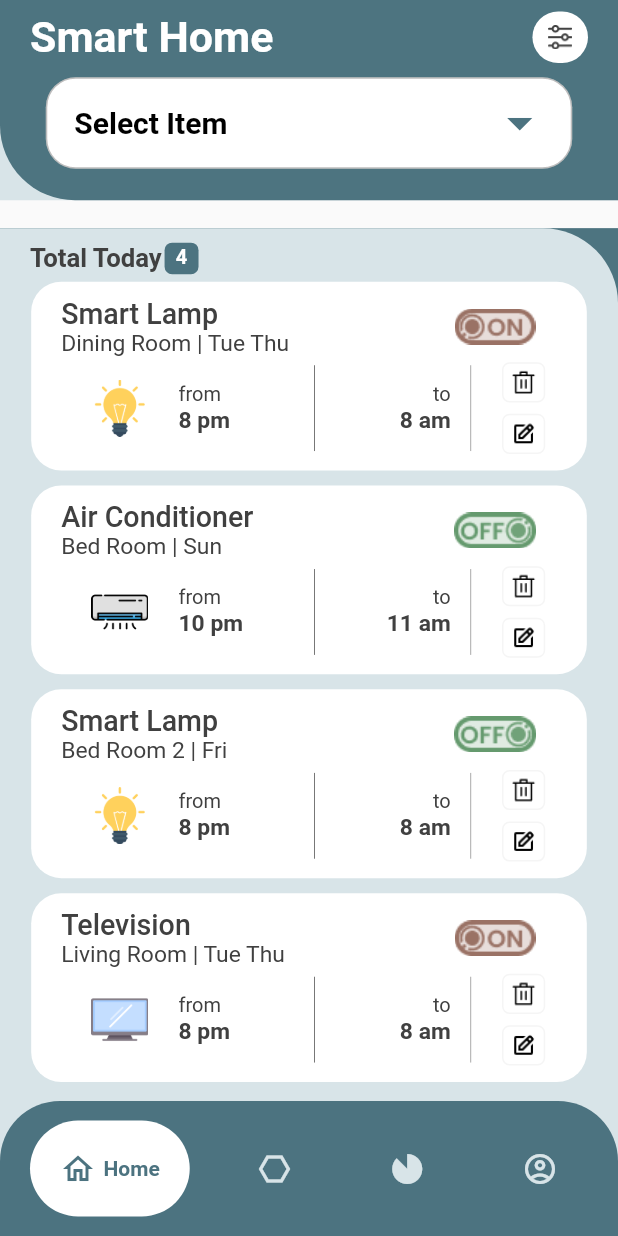
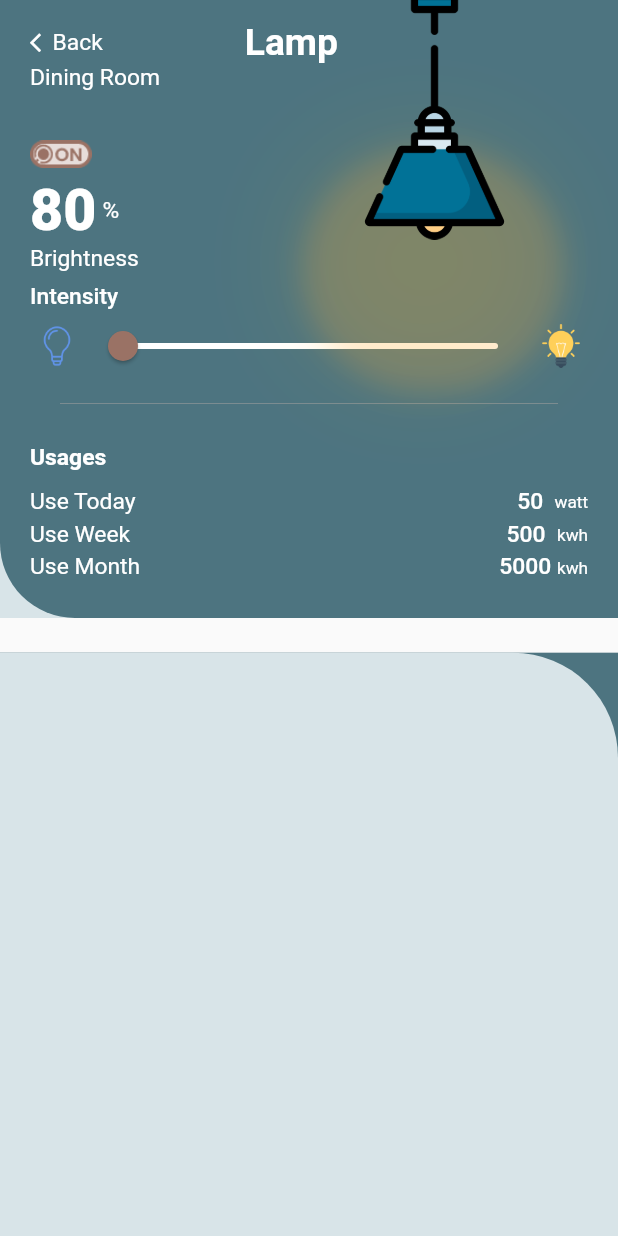
Before and after one commit to aasaif/SMART-HOME, a Flutter app: the screen it shows after launch, on a phone screen of 412 x 824 dp. Run offline on Flutter 3.47's test engine with Material 2 defaults, Android fonts, the phone set to English and light mode, and no system bars; drawn by our look-alikes of dropdown_button2, google_nav_bar; our stand-ins replace fl_chart, flutter_screenutil.

Commit message:
new page uploaded

```diff
--- a/lib/main.dart
+++ b/lib/main.dart
@@ -1,8 +1,10 @@
 import 'package:flutter/material.dart';
 import 'package:flutter_screenutil/flutter_screenutil.dart';
+import 'package:smart_home_applications/pages/diningroom_page.dart';
 import 'package:smart_home_applications/pages/home_page.dart';
 import 'package:smart_home_applications/pages/powerusage_page.dart';
 import 'package:smart_home_applications/pages/smarthome_page.dart';
+import 'package:smart_home_applications/utils/diningroom_container2.dart';
 import 'package:smart_home_applications/utils/dropdown_button.dart';
 import 'package:smart_home_applications/utils/google_bottom_navbar.dart';
 
@@ -27,8 +29,10 @@ class MyApp extends StatelessWidget {
             theme: ThemeData(
               primarySwatch: Colors.blue,
             ),
-              home: const SmartHomePage()
-              //const MyHomePage()
+            home: //const DiningroomContainer2()
+                const DiningRoomPage(),
+            //const SmartHomePage(),
+            //const MyHomePage(),
             //const GoogleNavBar(),
             //const FiChartPage(),
             //const UsagePage(),
--- a/lib/pages/diningroom_page.dart
+++ b/lib/pages/diningroom_page.dart
@@ -1,39 +1,83 @@
 import 'package:flutter/material.dart';
 import 'package:flutter_screenutil/flutter_screenutil.dart';
+import 'package:smart_home_applications/storage/color_storage.dart';
+import 'package:smart_home_applications/utils/diningroom_container1.dart';
 
-class DiningRoom extends StatelessWidget {
-  const DiningRoom({super.key});
+class DiningRoomPage extends StatelessWidget {
+  const DiningRoomPage({super.key});
 
   @override
   Widget build(BuildContext context) {
-    return Scaffold(
+    return SafeArea(
+      child: Scaffold(
         body: Container(
           width: MediaQuery.of(context).size.width,
           height: MediaQuery.of(context).size.height,
           child: Stack(
             children: [
               Container(
-              //width: MediaQuery.of(context).size.width,
-              height: /*MediaQuery.of(context).size.height / 2.2*/ 500.h,
+                height: 1080.h,
                 decoration: BoxDecoration(
-                color: Colors.white,
+                  color: surface2,
                 ),
               ),
               Container(
-              //width: MediaQuery.of(context).size.width,
-              height: /*MediaQuery.of(context).size.height / 2.2*/ 500.h,
+                height: 1080.h,
                 decoration: BoxDecoration(
                   color: Color(0xFF4D7480),
                   borderRadius: BorderRadius.only(
-                  bottomLeft: Radius.circular(70),
+                    bottomLeft: Radius.circular(50),
                   ),
+                ),
+                child: Stack(
+                  children: [
+                    DiningroomContainer1(),
+                    Positioned(
+                      top: 100,
+                      right: 45,
+                      child: Container(
+                        height: 400.h,
+                        width: 400.w,
+                        decoration: BoxDecoration(
+                          //color: Colors.amberAccent.withOpacity(0.15),
+                          borderRadius: BorderRadius.all(Radius.circular(100)),
+                          boxShadow: [
+                            BoxShadow(
+                              color: Colors.orangeAccent.withOpacity(.2),
+                              offset: Offset(4.0, 4.0),
+                              blurRadius: 15.0,
+                              spreadRadius: 5,
+                            ),
+                            BoxShadow(
+                              color: Colors.amber.withOpacity(0.1),
+                              offset: Offset(-2.0, -2.0),
+                              blurRadius: 55.0,
+                              spreadRadius: 5,
+                            ),
+                          ],
+                        ),
+                      ),
+                    ),
+                    Positioned(
+                      top: -18,
+                      right: 40,
+                      child: Container(
+                        height: 500.h,
+                        width: 400.w,
+                        //color: Colors.red,
+                        child: Image.asset(
+                          "images/hanging-lamp.png",
+                          height: 100.h,
+                        ),
+                      ),
+                    )
+                  ],
                 ),
               ),
               Align(
                 alignment: Alignment.bottomCenter,
                 child: Container(
-                //width: MediaQuery.of(context).size.width,
-                height: /*MediaQuery.of(context).size.height / 1.8*/ 1660.4.h,
+                  height: 1019.4.h,
                   decoration: BoxDecoration(
                     color: Color(0xFF4D7480),
                   ),
@@ -42,10 +86,9 @@ class DiningRoom extends StatelessWidget {
               Align(
                 alignment: Alignment.bottomCenter,
                 child: Container(
-                //width: MediaQuery.of(context).size.width,
-                height: /*MediaQuery.of(context).size.height / 1.8*/ 1661.h,
+                  height: 1019.4.h,
                   decoration: BoxDecoration(
-                  color: Colors.white,
+                    color: surface2,
                     borderRadius: BorderRadius.only(
                       topRight: Radius.circular(70),
                     ),
@@ -55,6 +98,7 @@ class DiningRoom extends StatelessWidget {
             ],
           ),
         ),
+      ),
     );
   }
 }
--- /dev/null
+++ b/lib/utils/diningroom_container1.dart
@@ -0,0 +1,266 @@
+import 'package:flutter/material.dart';
+import 'package:flutter_screenutil/flutter_screenutil.dart';
+import 'package:smart_home_applications/storage/color_storage.dart';
+import 'package:smart_home_applications/utils/slider.dart';
+
+class DiningroomContainer1 extends StatelessWidget {
+  const DiningroomContainer1({super.key});
+
+  @override
+  Widget build(BuildContext context) {
+    return Container(
+      //color: Colors.amber,
+      child: Padding(
+        padding: const EdgeInsets.only(left: 20.0, right: 20.0, top: 10.0, bottom: 10.0),
+        child: Column(
+          crossAxisAlignment: CrossAxisAlignment.start,
+          children: [
+            //TEXT BACK LAMP ---------
+            SizedBox(height: 10.h),
+            Row(
+              children: [
+                Row(
+                  children: [
+                    Icon(
+                      Icons.arrow_back_ios,
+                      color: white,
+                      size: 15,
+                    ),
+                    Text(
+                      "Back",
+                      style: TextStyle(
+                        fontSize: 40.sp,
+                        color: white,
+                        fontWeight: FontWeight.w400,
+                      ),
+                    ),
+                  ],
+                ),
+                SizedBox(width: 230.w),
+                Text(
+                  "Lamp",
+                  style: TextStyle(
+                    fontSize: 65.sp,
+                    color: white,
+                    fontWeight: FontWeight.w700,
+                  ),
+                ),
+              ],
+            ),
+
+            //TEXT DINING ROOM---------
+            Text(
+              "Dining Room",
+              style: TextStyle(
+                fontSize: 40.sp,
+                color: white,
+                fontWeight: FontWeight.w400,
+              ),
+            ),
+            SizedBox(height: 70.h),
+
+            //IMAGE OFF-----------
+            Image.asset(
+              "icons/on.png",
+              height: 80.h,
+              width: 100.w,
+            ),
+
+            //TEXT------------
+            Row(
+              children: [
+                Text(
+                  "80",
+                  style: TextStyle(
+                    fontSize: 100.sp,
+                    color: white,
+                    fontWeight: FontWeight.w800,
+                  ),
+                ),
+                SizedBox(width: 10.w),
+                Text(
+                  "%",
+                  style: TextStyle(
+                    fontSize: 40.sp,
+                    color: white,
+                    fontWeight: FontWeight.w400,
+                  ),
+                ),
+              ],
+            ),
+
+            //TEXT------------
+            Text(
+              "Brightness",
+              style: TextStyle(
+                fontSize: 40.sp,
+                color: white,
+                fontWeight: FontWeight.w400,
+              ),
+            ),
+            SizedBox(height: 20.h),
+            Text(
+              "Intensity  ",
+              style: TextStyle(
+                fontSize: 40.sp,
+                color: white,
+                fontWeight: FontWeight.w500,
+              ),
+            ),
+
+            //ROW------------
+            Container(
+              //color: Colors.amber,
+              child: Row(
+                mainAxisAlignment: MainAxisAlignment.spaceEvenly,
+                children: [
+                  Image.asset(
+                    "images/bulb-2.png",
+                    height: 90.h,
+                    width: 70.w,
+                  ),
+                  CustomSlider(),
+                  Image.asset(
+                    "images/bulb-1.png",
+                    height: 90.h,
+                    width: 70.w,
+                  ),
+                ],
+              ),
+            ),
+            SizedBox(height: 37.h),
+
+            //Container
+            Padding(
+              padding: const EdgeInsets.only(left: 20.0, right: 20.0),
+              child: Container(
+                height: 1.h,
+                width: 940.w,
+                color: Colors.grey,
+              ),
+            ),
+            SizedBox(height: 70.h),
+
+            //TEXT------------
+            Text(
+              "Usages  ",
+              style: TextStyle(
+                fontSize: 40.sp,
+                color: white,
+                fontWeight: FontWeight.w600,
+              ),
+            ),
+            SizedBox(height: 30.h),
+
+            //TEXT ROW------------
+            Row(
+              mainAxisAlignment: MainAxisAlignment.spaceBetween,
+              children: [
+                Text(
+                  "Use Today",
+                  style: TextStyle(
+                    fontSize: 40.sp,
+                    color: white,
+                    fontWeight: FontWeight.w400,
+                  ),
+                ),
+                Row(
+                  children: [
+                    Text(
+                      "50  ",
+                      style: TextStyle(
+                        fontSize: 40.sp,
+                        color: white,
+                        fontWeight: FontWeight.w500,
+                      ),
+                    ),
+                    Text(
+                      "watt",
+                      style: TextStyle(
+                        fontSize: 30.sp,
+                        color: white,
+                        fontWeight: FontWeight.w400,
+                      ),
+                    ),
+                  ],
+                ),
+              ],
+            ),
+            SizedBox(height: 10.h),
+
+            //ROW------------
+            Row(
+              mainAxisAlignment: MainAxisAlignment.spaceBetween,
+              children: [
+                Text(
+                  "Use Week",
+                  style: TextStyle(
+                    fontSize: 40.sp,
+                    color: white,
+                    fontWeight: FontWeight.w400,
+                  ),
+                ),
+                Row(
+                  children: [
+                    Text(
+                      "500  ",
+                      style: TextStyle(
+                        fontSize: 40.sp,
+                        color: white,
+                        fontWeight: FontWeight.w500,
+                      ),
+                    ),
+                    Text(
+                      "kwh",
+                      style: TextStyle(
+                        fontSize: 30.sp,
+                        color: white,
+                        fontWeight: FontWeight.w400,
+                      ),
+                    ),
+                  ],
+                ),
+              ],
+            ),
+            SizedBox(height: 10.h),
+
+            //ROW------------
+            Row(
+              mainAxisAlignment: MainAxisAlignment.spaceBetween,
+              children: [
+                Text(
+                  "Use Month",
+                  style: TextStyle(
+                    fontSize: 40.sp,
+                    color: white,
+                    fontWeight: FontWeight.w400,
+                  ),
+                ),
+                Row(
+                  children: [
+                    Text(
+                      "5000 ",
+                      style: TextStyle(
+                        fontSize: 40.sp,
+                        color: white,
+                        fontWeight: FontWeight.w500,
+                      ),
+                    ),
+                    Text(
+                      "kwh",
+                      style: TextStyle(
+                        fontSize: 30.sp,
+                        color: white,
+                        fontWeight: FontWeight.w400,
+                      ),
+                    ),
+                  ],
+                ),
+              ],
+            ),
+          ],
+        ),
+      ),
+    );
+  }
+}
--- /dev/null
+++ b/lib/utils/slider.dart
@@ -0,0 +1,39 @@
+import 'package:flutter/material.dart';
+
+class CustomSlider extends StatefulWidget {
+  const CustomSlider({super.key});
+
+  @override
+  State<CustomSlider> createState() => _CustomSliderState();
+}
+
+class _CustomSliderState extends State<CustomSlider> {
+//create variable
+  double _currentValue = 0;
+
+  @override
+  Widget build(BuildContext context) {
+    return Container(
+      width: 300,
+      child: Column(
+        children: [
+          Slider(
+            value: _currentValue,
+            min: 0,
+            max: 10,
+            divisions: 5,
+            //label: "hello",
+            activeColor: Colors.white,
+            inactiveColor: Colors.white,
+            thumbColor: Color(0xff9a7265),
+            onChanged: (value) {
+              setState(() {
+                _currentValue = value;
+              });
+            },
+          ),
+        ],
+      ),
+    );
+  }
+}
```
Also changed, not shown: images/bigceiling-lamp.png (added), images/bulb-2.png, images/bulb.png (deleted), images/hanging-lamp.png (added). Lines whose indentation alone changed are shown as unchanged.
